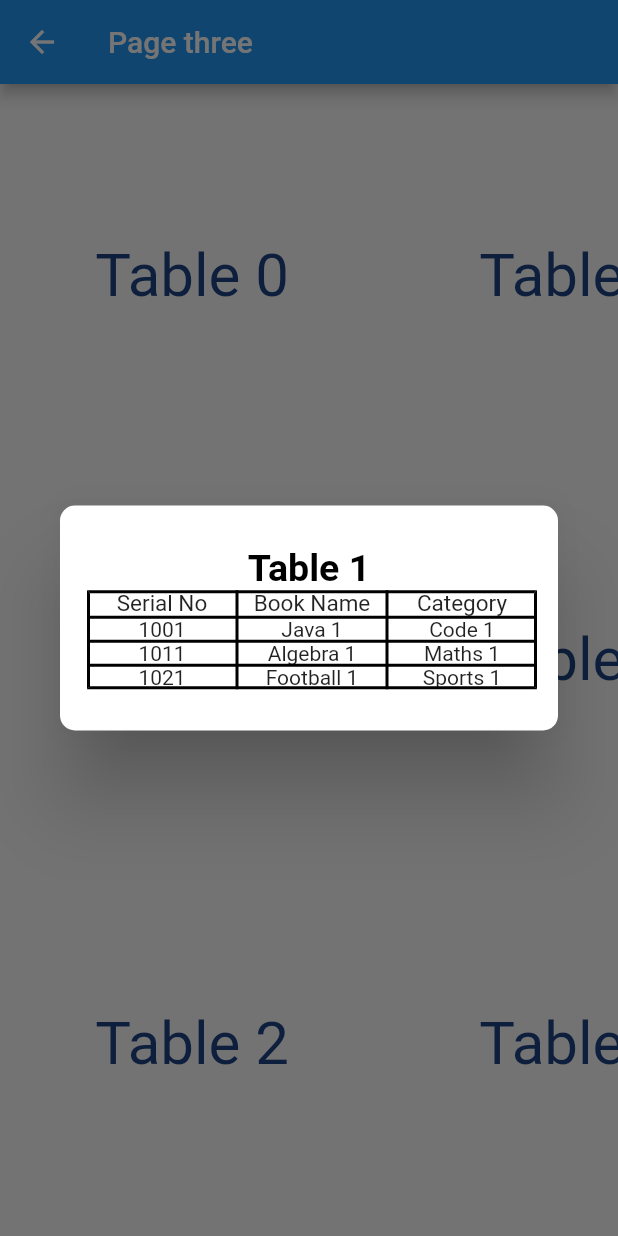
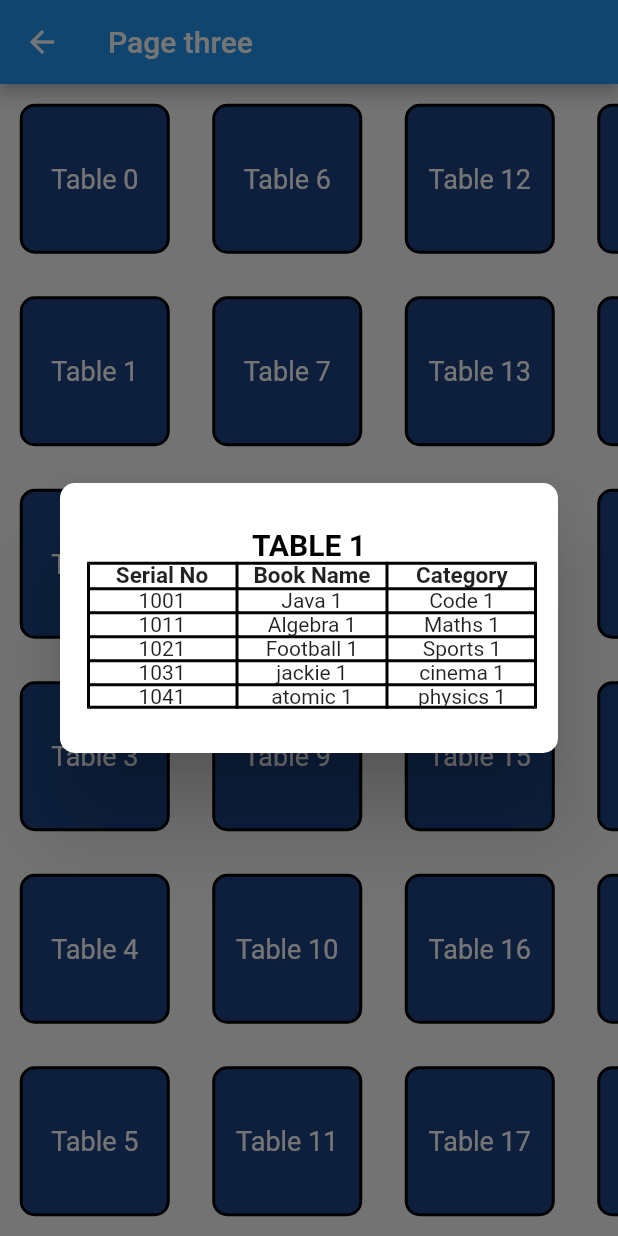
Before and after one commit to mobiletechno/lastday_vendamatic_india_rajkumar, a Flutter app: the Pagethree screen opened directly, after a tap on an icon or button, on a phone screen of 412 x 824 dp. Run offline on Flutter 3.47's test engine with Material 2 defaults, Android fonts, the phone set to English and light mode, and no system bars; our stand-ins replace connectivity, fluttertoast, location; missing offline and left inert: animated_rotation; network calls fail.

Commit message:
99 percent completed

```diff
--- a/lib/main.dart
+++ b/lib/main.dart
@@ -6,6 +6,7 @@ import 'package:flutter/material.dart';
 import 'package:vendamatic_india_rajkumar/screens/Home.dart';
 import 'dart:async';
 import 'package:flutter/cupertino.dart';
+import 'package:flutter/services.dart';
 void _enablePlatformOverrideForDesktop() {
   if (!kIsWeb && (Platform.isWindows || Platform.isLinux)) {
     debugDefaultTargetPlatformOverride = TargetPlatform.fuchsia;
@@ -14,6 +15,10 @@ void _enablePlatformOverrideForDesktop() {
 void main() {
   runApp(MyApp());
   _enablePlatformOverrideForDesktop();
+  SystemChrome.setPreferredOrientations([
+    DeviceOrientation.portraitUp,
+    DeviceOrientation.portraitDown
+  ]);
 }
 
 class MyApp extends StatelessWidget {
--- a/lib/screens/Pagethree.dart
+++ b/lib/screens/Pagethree.dart
@@ -1,10 +1,10 @@
-import 'package:animated_rotation/animated_rotation.dart';
 import 'package:flutter/material.dart';
 import 'dart:math' as math;
 
+import 'package:vendamatic_india_rajkumar/utils/Constants.dart';
+
 class Pagethree extends StatefulWidget {
   String getusername;
-
 
   @override
   _PagethreeState createState() => _PagethreeState();
@@ -21,25 +21,41 @@ class _PagethreeState extends State<Pagethree> {
   Widget build(BuildContext context) {
     return Scaffold(
       appBar: AppBar(
-        title: Text('Page three'),
+        title: Text(Constants.PAGE3),
       ),
       body: GridView.count(
         // Create a grid with 2 columns. If you change the scrollDirection to
         // horizontal, this produces 2 rows.
+        shrinkWrap: true,
+
+        childAspectRatio: 1.0,
+        mainAxisSpacing: 2.0,
+        crossAxisSpacing: 2.0,
+
         scrollDirection: Axis.horizontal,
-        crossAxisCount: 3,
+        crossAxisCount: 6,
         // Generate 100 widgets that display their index in the List.
         children: List.generate(100, (index) {
           return Center(
-
-              child: InkWell(
-                child: Text("Table $index",
-                    style: TextStyle(color: Color((math.Random().nextDouble() *
-                        0xFFFFFF).toInt()).withOpacity(1.0), fontSize: 40)),
-                onTap: () {
-                  Opendialog(context, index);
-                },
-              )
+            child: new InkWell(
+              onTap: () => Opendialog(context, index),
+              child: new Container(
+                width: 100.0,
+                height: 100.0,
+                decoration: new BoxDecoration(
+                  color: Color((math.Random().nextDouble() * 0xFFFFFF).toInt())
+                      .withOpacity(1.0),
+                  border: new Border.all(color: Colors.black, width: 2.0),
+                  borderRadius: new BorderRadius.circular(10.0),
+                ),
+                child: new Center(
+                  child: new Text(
+                    'Table $index',
+                    style: new TextStyle(fontSize: 18.0, color: Colors.white),
+                  ),
+                ),
+              ),
+            ),
           );
         }),
       ),
@@ -51,61 +67,76 @@ class _PagethreeState extends State<Pagethree> {
         context: context,
         builder: (BuildContext context) {
           return Dialog(
-
               shape: RoundedRectangleBorder(
                   borderRadius: BorderRadius.circular(10.0)), //this right here
-              child:Container(
-                  height: 150,
+              child: Container(
+                  height: 180,
                   child: Padding(
                       padding: const EdgeInsets.all(18.0),
                       child: Column(
                           mainAxisAlignment: MainAxisAlignment.center,
                           crossAxisAlignment: CrossAxisAlignment.center,
-
                           children: [
-                            Text('Table $index',
+                            Text('TABLE $index',
                                 style: TextStyle(
                                     fontWeight: FontWeight.bold,
-                                    fontSize: 25,
+                                    fontSize: 20,
                                     color: Colors.black)),
                             Table(
                               defaultColumnWidth: FixedColumnWidth(100.0),
-
-
                               border: TableBorder.all(
                                   color: Colors.black,
                                   style: BorderStyle.solid,
                                   width: 2),
                               children: [
-                                TableRow( children: [
-                                  Column(children:[Text('Serial No', style: TextStyle(fontSize: 15.0))]),
-                                  Column(children:[Text('Book Name', style: TextStyle(fontSize: 15.0))]),
-                                  Column(children:[Text('Category', style: TextStyle(fontSize: 15.0))]),
+                                TableRow(children: [
+                                  Column(children: [
+                                    Text(Constants.SERIALNO,
+                                        style: TextStyle(
+                                            fontSize: 15.0,
+                                            fontWeight: FontWeight.bold))
+                                  ]),
+                                  Column(children: [
+                                    Text(Constants.BOOKNAME,
+                                        style: TextStyle(
+                                            fontSize: 15.0,
+                                            fontWeight: FontWeight.bold))
+                                  ]),
+                                  Column(children: [
+                                    Text(Constants.CATEGORY,
+                                        style: TextStyle(
+                                            fontSize: 15.0,
+                                            fontWeight: FontWeight.bold))
+                                  ]),
                                 ]),
-                                TableRow( children: [
-                                  Column(children:[Text('100$index')]),
-                                  Column(children:[Text('Java $index')]),
-                                  Column(children:[Text('Code $index')]),
+                                TableRow(children: [
+                                  Column(children: [Text('100$index')]),
+                                  Column(children: [Text('Java $index')]),
+                                  Column(children: [Text('Code $index')]),
                                 ]),
-                                TableRow( children: [
-                                  Column(children:[Text('101$index' )]),
-                                  Column(children:[Text('Algebra $index')]),
-                                  Column(children:[Text('Maths $index')]),
+                                TableRow(children: [
+                                  Column(children: [Text('101$index')]),
+                                  Column(children: [Text('Algebra $index')]),
+                                  Column(children: [Text('Maths $index')]),
                                 ]),
-                                TableRow( children: [
-                                  Column(children:[Text('102$index')]),
-                                  Column(children:[Text('Football $index')]),
-                                  Column(children:[Text('Sports $index')]),
+                                TableRow(children: [
+                                  Column(children: [Text('102$index')]),
+                                  Column(children: [Text('Football $index')]),
+                                  Column(children: [Text('Sports $index')]),
+                                ]),
+                                TableRow(children: [
+                                  Column(children: [Text('103$index')]),
+                                  Column(children: [Text('jackie $index')]),
+                                  Column(children: [Text('cinema $index')]),
+                                ]),
+                                TableRow(children: [
+                                  Column(children: [Text('104$index')]),
+                                  Column(children: [Text('atomic $index')]),
+                                  Column(children: [Text('physics $index')]),
                                 ]),
                               ],
                             ),
-
-                          ])
-                  )
-              )
-          );
+                          ]))));
         });
   }
-
-
-}// TODO Implement this library.
+}
--- /dev/null
+++ b/lib/utils/Constants.dart
@@ -0,0 +1,31 @@
+class Constants {
+  static String HOME='Home';
+  static String BUTTON1='Button 1';
+  static String BUTTON2='Button 2';
+  static String BUTTON3='Button 3';
+  static String BUTTON4='Button 4';
+  static String REGISTER='Register';
+  static String INPUTNAME='Enter your name';
+  static String OKAY='Okay';
+  static String GREATERTHREE='User name should be greater than 3';
+  static String PAGE4='Page four';
+  static String PAGE2='Page two';
+  static String PAGE3='Page three';
+  static String PAGE1='Page one';
+  static String CLOUDIMAGE='Cloud image';
+  static String CLOSEDIAOG='Close Dialog';
+  static String FIREBASEURL1='https://firebasestorage.googleapis.com/v0/b/vendomatic-88c12.appspot.com/o/images%2Fnature.jpg?alt=media&token=12ee3055-f6a8-4153-a87d-dbaff730ac08';
+  static String CALC='Calculate';
+  static String FIREBASEURL2='https://firebasestorage.googleapis.com/v0/b/vendomatic-88c12.appspot.com/o/images%2Fnature-hd-background-22.jpg?alt=media&token=f15cded9-9d1f-472f-8986-1b91deb9a44e';
+  static String WELCOME='WELCOME';
+  static String SERIALNO='Serial No';
+  static String BOOKNAME='Book Name';
+  static String TABLE='Table';
+  static String CATEGORY='Category';
+  static String NETWORK='Network';
+  static String GPS='Gps';
+  static String NOTCONNECT='Network is not Connected';
+  static String MOBILEDATA='Mobile Data is Connected';
+  static String WIFI='"WIFI Data is Connected';
+  static String ONGPS='GPS is ON';
+}
```
Also changed, not shown: lib/screens/Home.dart (+27 -46 lines), lib/screens/Pagefour.dart (+43 -41 lines), lib/screens/Pageone.dart (+8 -14 lines), lib/screens/Pagetwo.dart (+48 -88 lines), lib/utils/connectivity.dart (deleted, +0 -48 lines).
